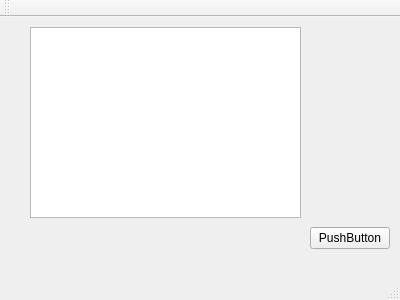
Qt form turtlepose/GUI/mainwindow.ui (EdXian/ROS_QT_GUI) before a commit.
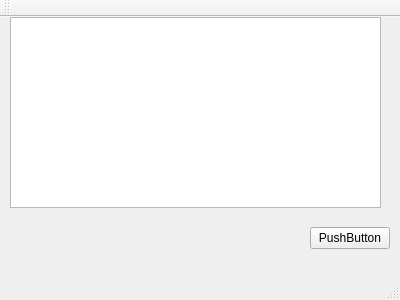
The same form after that commit.

Diff of the .ui file:
```diff
--- a/turtlepose/GUI/mainwindow.ui
+++ b/turtlepose/GUI/mainwindow.ui
@@ -17,9 +17,9 @@
    <widget class="QTextEdit" name="textEdit">
     <property name="geometry">
      <rect>
-      <x>30</x>
-      <y>10</y>
-      <width>271</width>
+      <x>10</x>
+      <y>0</y>
+      <width>371</width>
       <height>191</height>
      </rect>
     </property>
```
